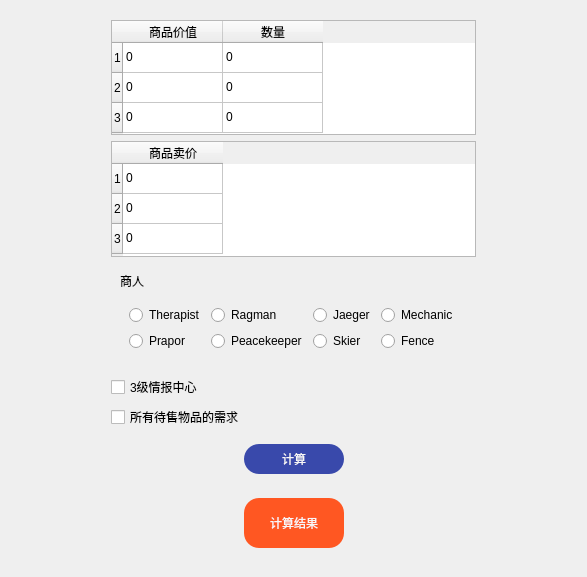
This is servicechargecalculation.ui in quqiOnfree/TarkovChargeCalculation as Qt 5 draws it before an edit. The edited form follows.
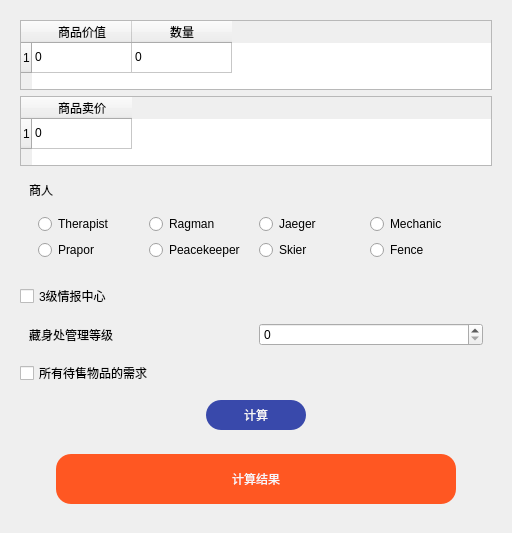
This is the edited form.

Commit message: Enhance calculation

```diff
--- a/servicechargecalculation.ui
+++ b/servicechargecalculation.ui
@@ -6,8 +6,8 @@
    <rect>
     <x>0</x>
     <y>0</y>
-    <width>587</width>
-    <height>577</height>
+    <width>512</width>
+    <height>531</height>
    </rect>
   </property>
   <property name="windowTitle">
@@ -50,16 +50,6 @@
           <string>1</string>
          </property>
         </row>
-        <row>
-         <property name="text">
-          <string>2</string>
-         </property>
-        </row>
-        <row>
-         <property name="text">
-          <string>3</string>
-         </property>
-        </row>
         <column>
          <property name="text">
           <string>商品价值</string>
@@ -80,26 +70,6 @@
           <string>0</string>
          </property>
         </item>
-        <item row="1" column="0">
-         <property name="text">
-          <string>0</string>
-         </property>
-        </item>
-        <item row="1" column="1">
-         <property name="text">
-          <string>0</string>
-         </property>
-        </item>
-        <item row="2" column="0">
-         <property name="text">
-          <string>0</string>
-         </property>
-        </item>
-        <item row="2" column="1">
-         <property name="text">
-          <string>0</string>
-         </property>
-        </item>
        </widget>
       </item>
       <item>
@@ -109,16 +79,6 @@
           <string>1</string>
          </property>
         </row>
-        <row>
-         <property name="text">
-          <string>2</string>
-         </property>
-        </row>
-        <row>
-         <property name="text">
-          <string>3</string>
-         </property>
-        </row>
         <column>
          <property name="text">
           <string>商品卖价</string>
@@ -129,16 +89,6 @@
           <string>0</string>
          </property>
         </item>
-        <item row="1" column="0">
-         <property name="text">
-          <string>0</string>
-         </property>
-        </item>
-        <item row="2" column="0">
-         <property name="text">
-          <string>0</string>
-         </property>
-        </item>
        </widget>
       </item>
       <item>
@@ -229,6 +179,26 @@
         </property>
        </widget>
       </item>
+      <item>
+       <widget class="QWidget" name="widget_4" native="true">
+        <layout class="QHBoxLayout" name="horizontalLayout">
+         <item>
+          <widget class="QLabel" name="label">
+           <property name="text">
+            <string>藏身处管理等级</string>
+           </property>
+          </widget>
+         </item>
+         <item>
+          <widget class="QSpinBox" name="spinBox">
+           <property name="maximum">
+            <number>50</number>
+           </property>
+          </widget>
+         </item>
+        </layout>
+       </widget>
+      </item>
       <item>
        <widget class="QCheckBox" name="checkBox_2">
         <property name="text">
@@ -316,7 +286,7 @@
           <widget class="QLabel" name="resultLabel">
            <property name="minimumSize">
             <size>
-             <width>100</width>
+             <width>400</width>
              <height>50</height>
             </size>
            </property>
```
The commit also changes 2 other files.
